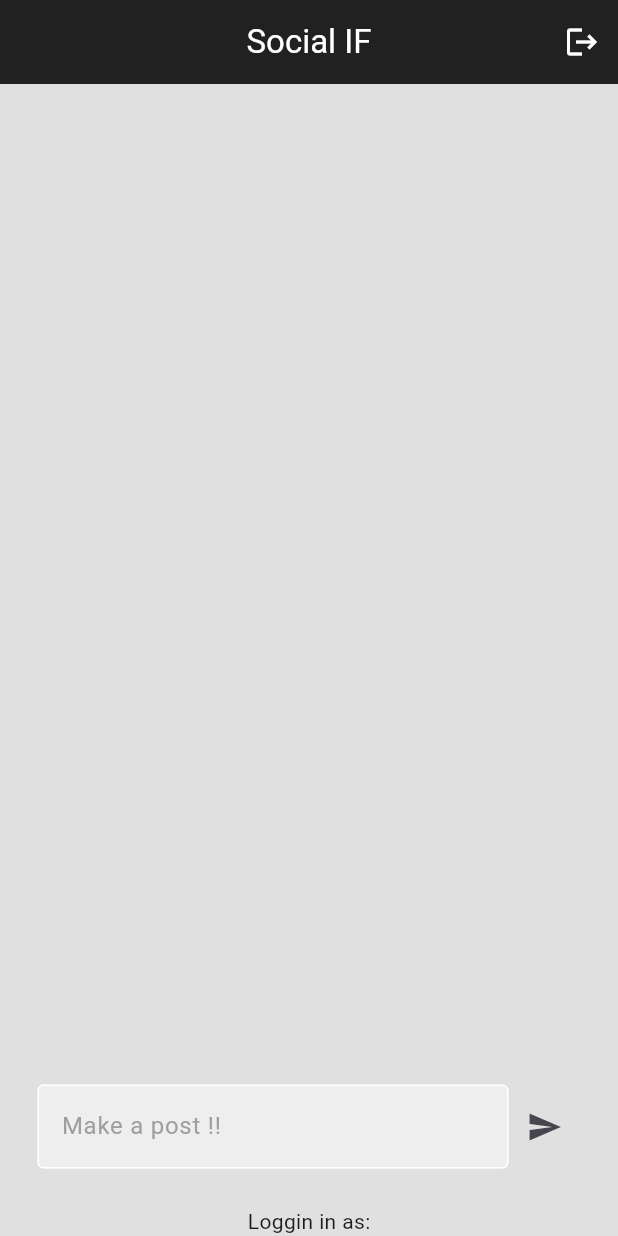
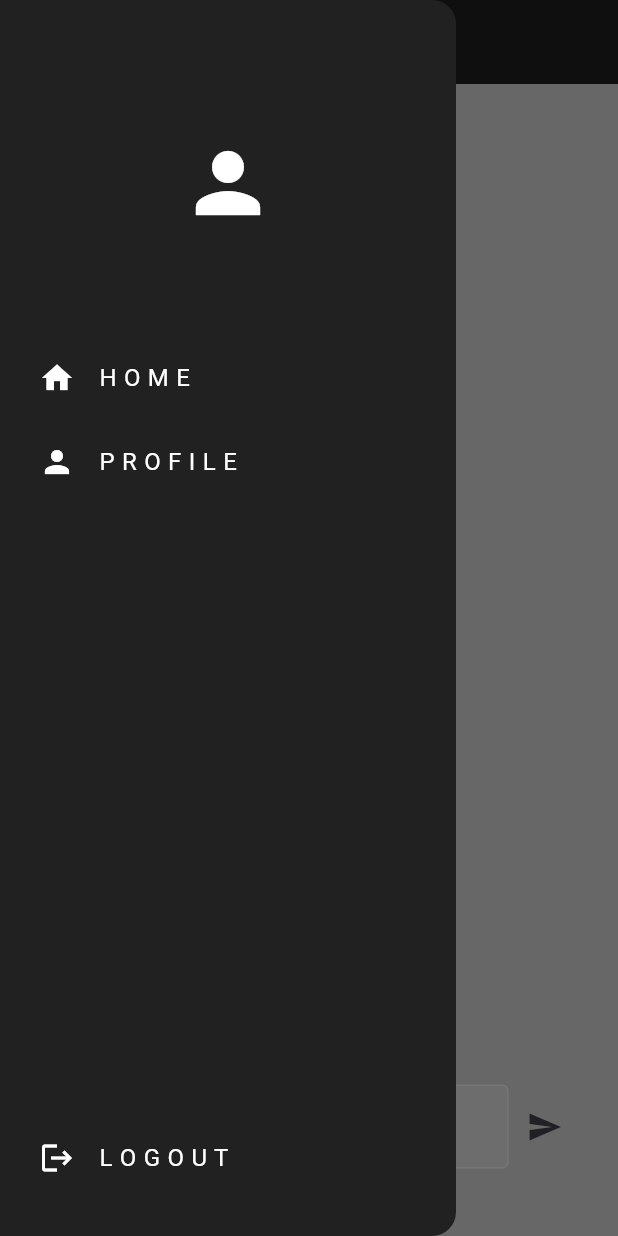
Before and after one commit to ryanoliveir/academic-socialif-flutter, a Flutter app: the screen it shows once a user with an empty profile is signed in, with the side drawer open (before the commit the screen has no drawer), on a phone screen of 412 x 824 dp. Run offline on Flutter 3.47's test engine with Material 2 defaults, Android fonts, the phone set to English and light mode, and no system bars; our stand-ins replace cloud_firestore, firebase_auth, firebase_core; accounts and stored records are empty.

```diff
--- /dev/null
+++ b/lib/components/drawer_custom.dart
@@ -0,0 +1,59 @@
+
+
+import 'package:flutter/material.dart';
+import 'package:social_if/components/drawer_list.dart';
+
+class DrawerCustom extends StatelessWidget {
+  final void Function()? onProfileTap;
+  final void Function()? onLogoutTap;
+
+
+  const DrawerCustom({
+    required this.onProfileTap,
+    required this.onLogoutTap,
+    super.key
+  });
+
+
+  @override
+  Widget build(BuildContext context) {
+    return Drawer(
+      backgroundColor: Colors.grey[900],
+      child:  Column(
+        mainAxisAlignment: MainAxisAlignment.spaceBetween,
+        children: [
+          Column(children: [
+              Container(
+              margin: const EdgeInsets.only(top: 90, bottom: 70),
+              child: const Icon(
+              Icons.person,
+              color: Colors.white,
+              size: 64
+            )
+
+          ),
+          DrawerList(
+            icon: Icons.home,
+            textTitle: 'H O M E',
+            onTap: () => Navigator.pop(context)
+          ),
+          DrawerList(
+            icon: Icons.person,
+            textTitle: 'P R O F I L E',
+            onTap: onProfileTap
+          ),
+          ],),
+
+          Padding(
+            padding: const EdgeInsets.only(bottom: 24),
+            child: DrawerList(
+              icon: Icons.logout,
+              textTitle: 'L O G O U T',
+              onTap: onLogoutTap
+            ),
+          ),
+        ],
+      ),
+    );
+  }
+}
--- /dev/null
+++ b/lib/components/drawer_list.dart
@@ -0,0 +1,29 @@
+
+
+import 'package:flutter/material.dart';
+
+class DrawerList extends StatelessWidget {
+  final IconData icon;
+  final String textTitle;
+  final Function()? onTap;
+
+  const DrawerList({
+    required this.icon,
+    required this.textTitle,
+    required this.onTap,
+    super.key
+  });
+
+  @override
+  Widget build(BuildContext context) {
+    return Padding(
+      padding: const EdgeInsets.only(left: 10.0),
+      child: ListTile(
+        leading: Icon(icon, color: Colors.white),
+        onTap: onTap,
+        textColor: Colors.white,
+        title: Text(textTitle)
+      ),
+    );
+  }
+}
--- a/lib/screens/home_page.dart
+++ b/lib/screens/home_page.dart
@@ -1,8 +1,10 @@
 import 'package:cloud_firestore/cloud_firestore.dart';
 import 'package:firebase_auth/firebase_auth.dart';
 import 'package:flutter/material.dart';
+import 'package:social_if/components/drawer_custom.dart';
 import 'package:social_if/components/input.dart';
 import 'package:social_if/components/post_card.dart';
+import 'package:social_if/screens/profile_page.dart';
 
 class Home extends StatefulWidget {
   const Home({super.key});
@@ -37,7 +39,16 @@ class _HomeState extends State<Home> {
 
   }
 
+  void navigateToProfilePage(){
+    Navigator.pop(context);
 
+    Navigator.push(
+      context,
+      MaterialPageRoute(
+        builder:  (context) => const Profile()
+      )
+    );
+  }
 
 
   void singOut() {
@@ -49,20 +60,25 @@ class _HomeState extends State<Home> {
     return Scaffold(
       backgroundColor: Colors.grey[300],
       appBar: AppBar(
+        iconTheme: const IconThemeData(color: Colors.white),
         backgroundColor: Colors.grey[900],
         centerTitle: true,
         title: const Text(
           'Social IF',
           style: TextStyle(color: Colors.white),
         ),
-        actions: [
-          IconButton(
-              onPressed: singOut,
-              icon: const Icon(
-                Icons.logout,
-                color: Colors.white,
-              ))
-        ],
+        // actions: [
+        //   IconButton(
+        //       onPressed: singOut,
+        //       icon: const Icon(
+        //         Icons.logout,
+        //         color: Colors.white,
+        //       ))
+        // ],
+      ),
+      drawer:  DrawerCustom(
+        onProfileTap: navigateToProfilePage,
+        onLogoutTap:  singOut,
       ),
       body: Center(
         child: Column(
```
Also changed, not shown: lib/components/text_box.dart (added, +39 -0 lines), lib/screens/profile_page.dart (added, +52 -0 lines).
